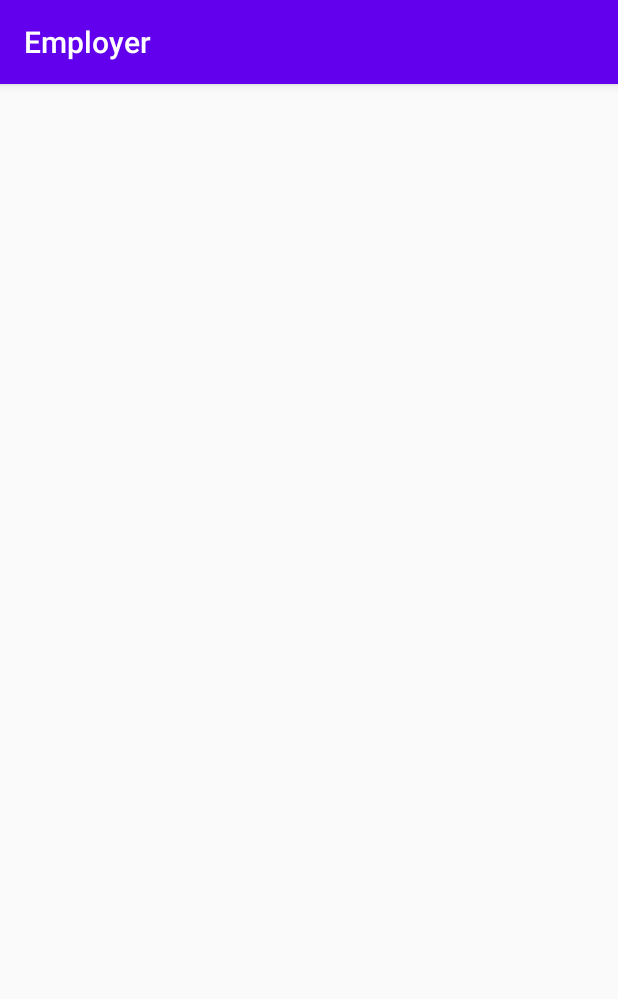
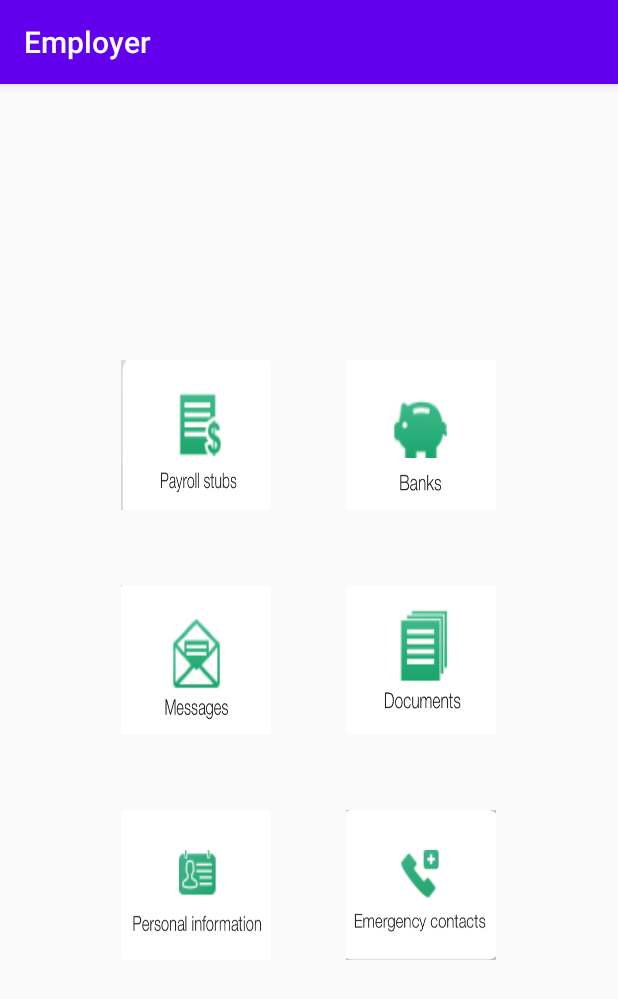
Before and after one commit to KiranChittoju/EmpManagement, an Android app: the HomeActivity screen opened directly, with no data from a screen before it, on a phone screen of 412 x 824 dp. Shown: the top 999 px of the screen. Run offline under Robolectric (Android 15) with nearby library versions, the phone set to English and light mode, and no system bars.

Commit message:
added Home Screen code

```diff
--- a/app/src/main/java/com/example/employer/HomeActivity.java
+++ b/app/src/main/java/com/example/employer/HomeActivity.java
@@ -5,14 +5,45 @@ import androidx.appcompat.app.AppCompatActivity;
 import android.content.Intent;
 import android.os.Bundle;
 import android.view.View;
+import android.widget.Button;
+import android.widget.ImageButton;
 
+public class HomeActivity extends AppCompatActivity implements View.OnClickListener {
 
-public class HomeActivity extends AppCompatActivity  {
-
+    ImageButton PayrollBtn,BanksBtn,MsgBtn,InfoBtn,EmrgBtn,DocBtn;
     @Override
     protected void onCreate(Bundle savedInstanceState) {
         super.onCreate(savedInstanceState);
         setContentView(R.layout.activity_home);
 
+        PayrollBtn=findViewById(R.id.PayrollBtn);
+        BanksBtn=findViewById(R.id.BanksBtn);
+        MsgBtn=findViewById(R.id.MessagesBtn);
+        InfoBtn=findViewById(R.id.InfoBtn);
+        EmrgBtn=findViewById(R.id.EmergBtn);
+        DocBtn=findViewById(R.id.DocumentBtn);
+
+        PayrollBtn.setOnClickListener(this);
+        BanksBtn.setOnClickListener(this);
+        MsgBtn.setOnClickListener(this);
+        InfoBtn.setOnClickListener(this);
+        EmrgBtn.setOnClickListener(this);
+        DocBtn.setOnClickListener(this);
+
+    }
+
+    @Override
+    public void onClick(View v) {
+        switch (v.getId()){
+            case R.id.BanksBtn:
+                Intent intent=new Intent(this.getApplicationContext(), Banks.class);
+                this.startActivity(intent);
+                break;
+            case R.id.PayrollBtn:
+                intent=new Intent(this.getApplicationContext(),PaystubsActivity.class);
+                this.startActivity(intent);
+                break;
+
+        }
     }
 }
--- a/app/src/main/res/layout/activity_home.xml
+++ b/app/src/main/res/layout/activity_home.xml
@@ -7,5 +7,54 @@
     android:orientation="vertical"
     android:gravity="center"
     tools:context=".HomeActivity">
-
+    <TableLayout
+        android:layout_width="wrap_content"
+        android:layout_height="wrap_content">
+        <TableRow android:orientation="vertical">
+            <ImageButton
+                android:layout_width="100dp"
+                android:layout_height="100dp"
+                android:id="@+id/PayrollBtn"
+                android:background="@drawable/stubs"></ImageButton>
+            <ImageButton
+                android:layout_width="100dp"
+                android:layout_height="100dp"
+                android:layout_marginLeft="50dp"
+                android:id="@+id/BanksBtn"
+                android:background="@drawable/banks"
+                ></ImageButton>
+        </TableRow>
+        <TableRow android:orientation="vertical"
+            android:layout_marginTop="50dp">
+            <ImageButton
+                android:layout_width="100dp"
+                android:layout_height="100dp"
+                android:id="@+id/MessagesBtn"
+                android:background="@drawable/messages"
+                ></ImageButton>
+            <ImageButton
+                android:layout_width="100dp"
+                android:layout_height="100dp"
+                android:layout_marginLeft="50dp"
+                android:id="@+id/DocumentBtn"
+                android:background="@drawable/documents"
+                ></ImageButton>
+        </TableRow>
+        <TableRow android:orientation="vertical"
+            android:layout_marginTop="50dp">
+            <ImageButton
+                android:layout_width="100dp"
+                android:layout_height="100dp"
+                android:id="@+id/InfoBtn"
+                android:background="@drawable/information"
+                ></ImageButton>
+            <ImageButton
+                android:layout_width="100dp"
+                android:layout_height="100dp"
+                android:layout_marginLeft="50dp"
+                android:id="@+id/EmergBtn"
+                android:background="@drawable/emerg"
+                ></ImageButton>
+        </TableRow>
+    </TableLayout>
 </LinearLayout>
```
